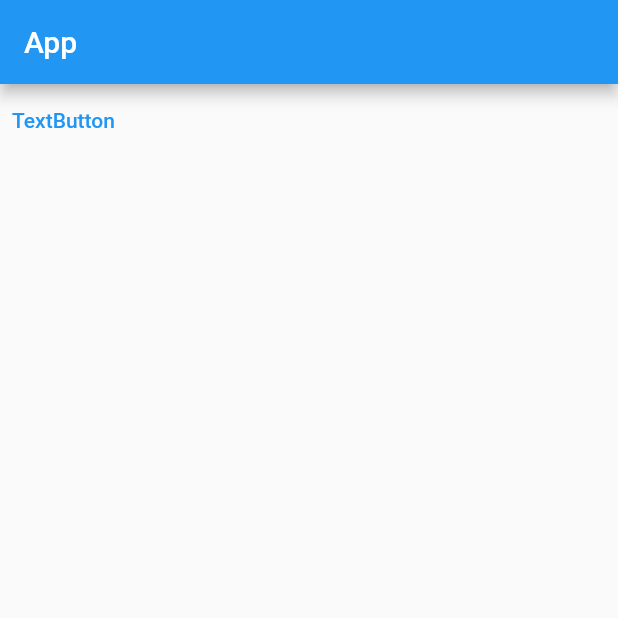
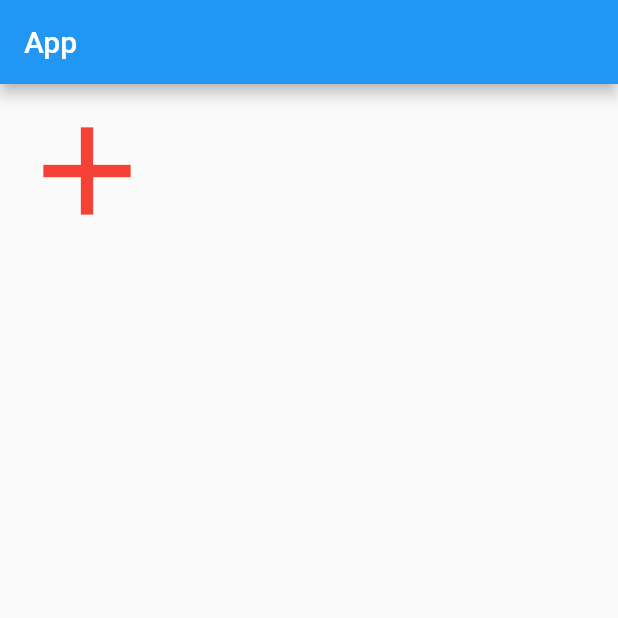
Before and after one commit to wkdgus1164/flutter-study, a Flutter app: the screen it shows after launch, on a phone screen of 412 x 824 dp, the top half of it. Run offline on Flutter 3.47's test engine with Material 2 defaults, Android fonts, the phone set to English and light mode, and no system bars.

Commit message:
update: IconButton (#1)

```diff
--- a/flutter_app/lib/main.dart
+++ b/flutter_app/lib/main.dart
@@ -26,8 +26,10 @@ class _MyHomePageState extends State<MyHomePage> {
       appBar: AppBar(
         title: const Text("App"),
       ),
-      body: TextButton(
-        child: const Text("TextButton"),
+      body: IconButton(
+        icon: const Icon(Icons.add),
+        color: Colors.red,
+        iconSize: 100,
         onPressed: () {},
       ),
     );
```
